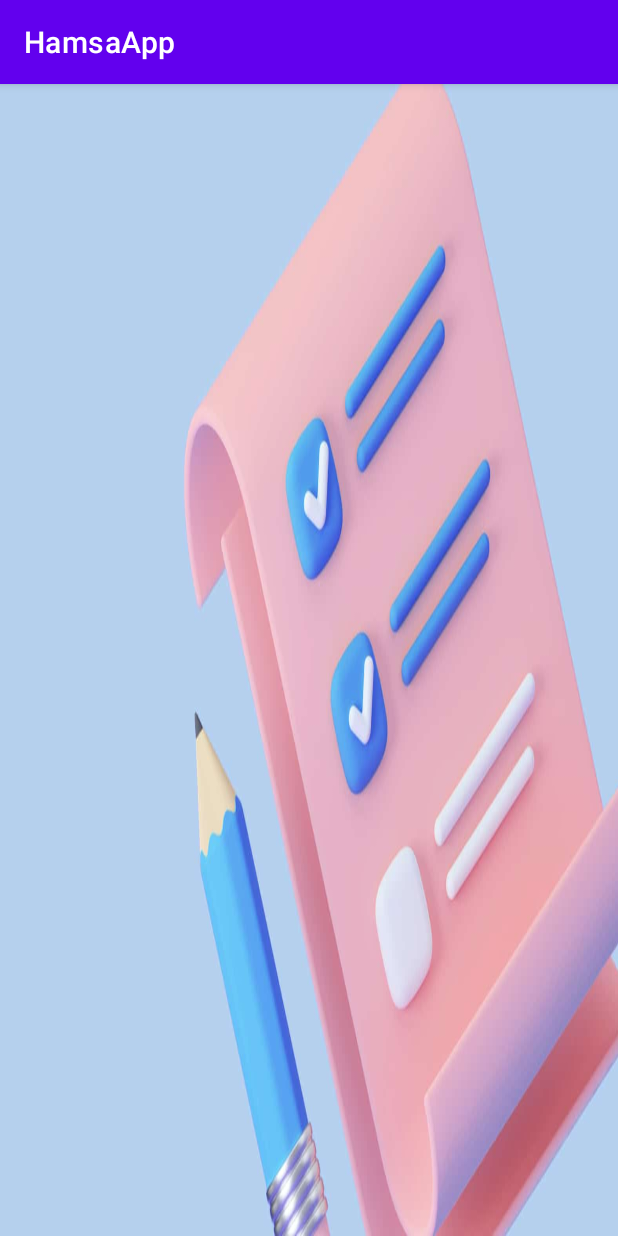
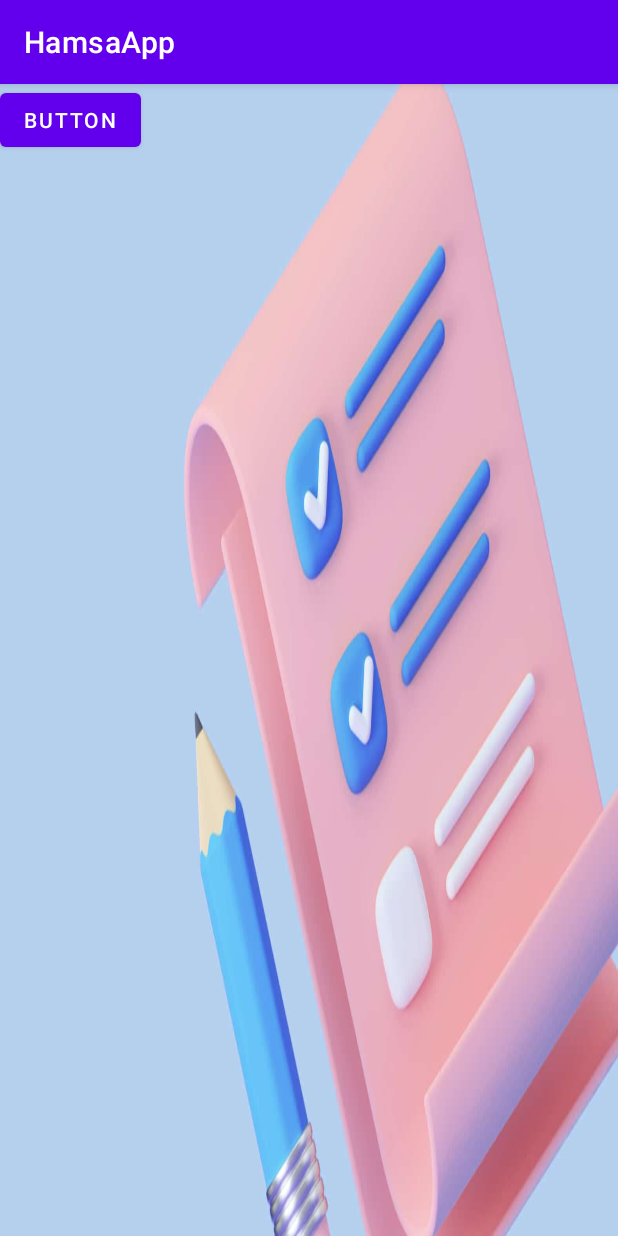
Before and after one commit to Hamsa9526Awad/HamsaApp, an Android app: the screen it shows after launch (MainActivity), on a phone screen of 412 x 824 dp. Run offline under Robolectric (Android 15) with nearby library versions, the phone set to English and light mode, and no system bars.

```diff
--- a/app/src/main/res/layout/activity_main.xml
+++ b/app/src/main/res/layout/activity_main.xml
@@ -1,8 +1,29 @@
 <?xml version="1.0" encoding="utf-8"?>
-<androidx.constraintlayout.widget.ConstraintLayout xmlns:android="http://schemas.android.com/apk/res/android"
+<RelativeLayout xmlns:android="http://schemas.android.com/apk/res/android"
     xmlns:app="http://schemas.android.com/apk/res-auto"
     xmlns:tools="http://schemas.android.com/tools"
     android:layout_width="match_parent"
     android:layout_height="match_parent"
     android:background="@drawable/task"
-    tools:context=".MainActivity"/>
+    tools:context=".MainActivity">
+
+    <LinearLayout
+        android:layout_width="match_parent"
+        android:layout_height="match_parent"
+        android:orientation="vertical">
+
+        <Button
+            android:id="@+id/button"
+            android:layout_width="wrap_content"
+            android:layout_height="wrap_content"
+            android:layout_marginBottom="16dp"
+            android:text="Button"
+            app:layout_constraintBottom_toBottomOf="parent"
+            app:layout_constraintEnd_toEndOf="parent"
+            app:layout_constraintHorizontal_bias="0.561"
+            app:layout_constraintStart_toStartOf="parent"
+            app:layout_constraintTop_toBottomOf="@+id/textView" />
+
+    </LinearLayout>
+
+</RelativeLayout>
```
Also changed, not shown: app/src/main/AndroidManifest.xml (+7 -0 lines), app/src/main/java/com/example/hamsaapp/SignIn.java (added, +14 -0 lines), app/src/main/res/layout/activity_main3.xml (deleted, +0 -7 lines), app/src/main/res/layout/activity_sign_in.xml (added, +46 -0 lines).
